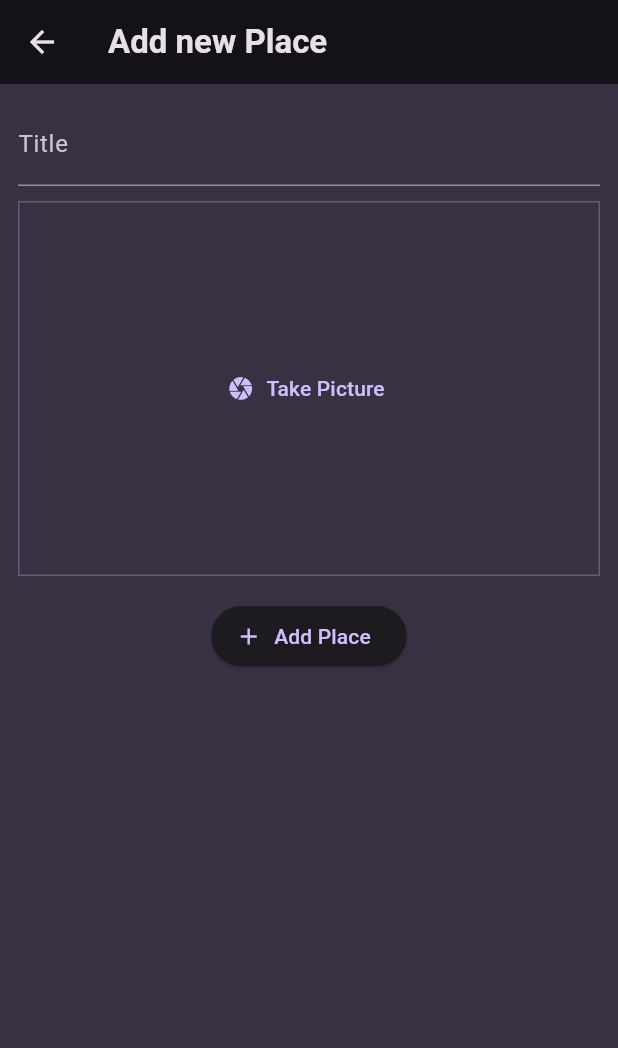
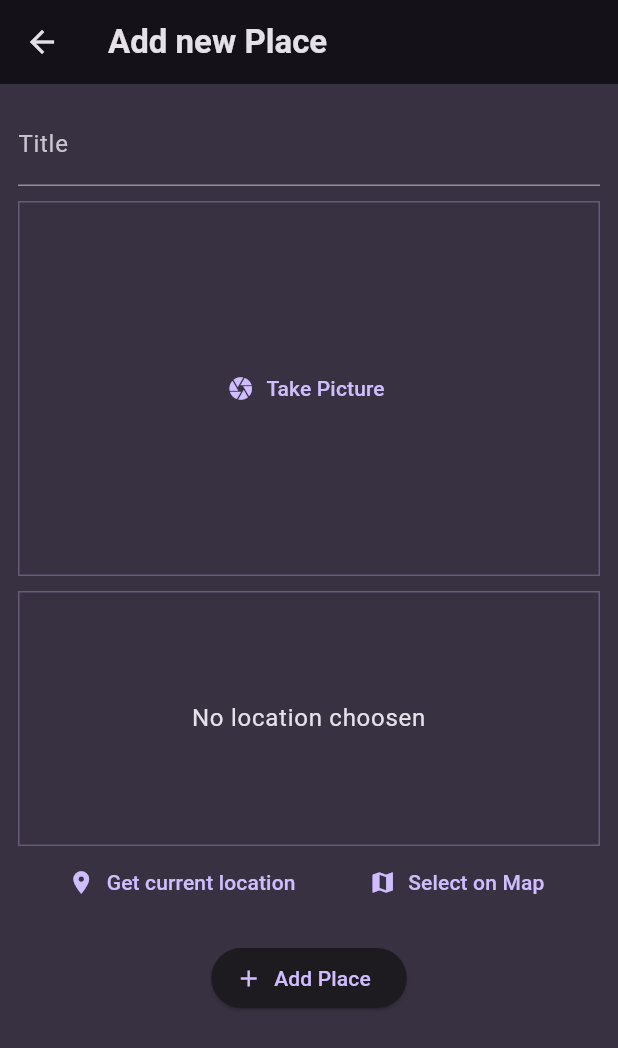
Before and after one commit to praty474/favorite_place_app, a Flutter app: the screen it shows after launch, after a tap on the "add" icon, on a phone screen of 412 x 824 dp. Shown: the top 1048 px of the screen. Run offline on Flutter 3.47's test engine with Material 3 defaults, Android fonts, the light colour scheme and no system bars; our stand-ins replace flutter_riverpod, google_fonts, image_picker.

Commit message:
1 Map feature added 4

```diff
--- a/lib/models/place.dart
+++ b/lib/models/place.dart
@@ -1,9 +1,11 @@
 import 'package:uuid/uuid.dart';
+import 'dart:io';
 
 const uuid = Uuid();
 
 class Place {
-  Place({required this.title}) : id = uuid.v4();
+  Place({required this.title, required this.image}) : id = uuid.v4();
   final String id;
   final String title;
+  final File image;
 }
--- a/lib/providers/user_places.dart
+++ b/lib/providers/user_places.dart
@@ -1,11 +1,12 @@
 import 'package:flutter_riverpod/flutter_riverpod.dart';
 import 'package:favorite_app/models/place.dart';
+import 'dart:io';
 
 class UserPlacesNotifier extends StateNotifier<List<Place>> {
   UserPlacesNotifier() : super(const []);
 
-  void addPlace(String title) {
-    final newPlace = Place(title: title);
+  void addPlace(String title, File image) {
+    final newPlace = Place(title: title, image: image);
     state = [newPlace, ...state];
   }
 }
--- a/lib/screens/add_place.dart
+++ b/lib/screens/add_place.dart
@@ -1,7 +1,9 @@
 import 'package:favorite_app/providers/user_places.dart';
 import 'package:favorite_app/widgets/image_input.dart';
+import 'package:favorite_app/widgets/location_input.dart';
 import 'package:flutter/material.dart';
 import 'package:flutter_riverpod/flutter_riverpod.dart';
+import 'dart:io';
 
 class AddPlaceScreen extends ConsumerStatefulWidget {
   const AddPlaceScreen({super.key});
@@ -14,14 +16,17 @@ class AddPlaceScreen extends ConsumerStatefulWidget {
 
 class _AddPlaceScreenState extends ConsumerState<AddPlaceScreen> {
   final _titleController = TextEditingController();
+  File? _selectedImage;
 
   void _savePlace() {
     final enteredTitle = _titleController.text;
-    if (enteredTitle.isEmpty) {
+    if (enteredTitle.isEmpty || _selectedImage == null) {
       return;
     }
 
-    ref.read(userPlacesProvider.notifier).addPlace(enteredTitle);
+    ref
+        .read(userPlacesProvider.notifier)
+        .addPlace(enteredTitle, _selectedImage!);
     Navigator.of(context).pop;
   }
 
@@ -52,7 +57,15 @@ class _AddPlaceScreenState extends ConsumerState<AddPlaceScreen> {
               const SizedBox(
                 height: 10,
               ),
-              ImageInput(),
+              ImageInput(
+                onPickImage: (image) {
+                  _selectedImage = image;
+                },
+              ),
+              const SizedBox(
+                height: 10,
+              ),
+              LocationInput(),
               const SizedBox(
                 height: 16,
               ),
--- a/lib/screens/places.dart
+++ b/lib/screens/places.dart
@@ -24,8 +24,9 @@ class PlacesScreen extends ConsumerWidget {
           ),
         ],
       ),
-      body: PlacesList(places:
-        userPlaces
+      body: Padding(
+        padding: const EdgeInsets.all(8),
+        child: PlacesList(places: userPlaces),
       ),
     );
   }
--- a/lib/widgets/image_input.dart
+++ b/lib/widgets/image_input.dart
@@ -3,8 +3,8 @@ import 'dart:io';
 import 'package:image_picker/image_picker.dart';
 
 class ImageInput extends StatefulWidget {
-  const ImageInput({super.key});
-
+  const ImageInput({super.key, required this.onPickImage});
+  final void Function(File image) onPickImage;
   @override
   State<ImageInput> createState() => _ImageInputState();
 }
@@ -24,6 +24,7 @@ class _ImageInputState extends State<ImageInput> {
     setState(() {
       _SelectedImage = File(pickedImage.path);
     });
+    widget.onPickImage(_SelectedImage!);
   }
 
   @override
--- /dev/null
+++ b/lib/widgets/location_input.dart
@@ -0,0 +1,50 @@
+import 'package:flutter/material.dart';
+
+class LocationInput extends StatefulWidget {
+  const LocationInput({super.key});
+
+  @override
+  State<LocationInput> createState() => _LocationInputState();
+}
+
+class _LocationInputState extends State<LocationInput> {
+  @override
+  Widget build(BuildContext context) {
+    return Column(
+      children: [
+        Container(
+          height: 170,
+          alignment: Alignment.center,
+          width: double.infinity,
+          decoration: BoxDecoration(
+              border: Border.all(
+                  width: 1,
+                  color:
+                      Theme.of(context).colorScheme.primary.withOpacity(0.3))),
+          child: Text(
+            'No location choosen',
+            textAlign: TextAlign.center,
+            style: Theme.of(context).textTheme.bodyLarge!.copyWith(
+                  color: Theme.of(context).colorScheme.onBackground,
+                ),
+          ),
+        ),
+        Row(
+          mainAxisAlignment: MainAxisAlignment.spaceEvenly,
+          children: [
+            TextButton.icon(
+              icon: const Icon(Icons.location_on),
+              label: const Text('Get current location'),
+              onPressed: () {},
+            ),
+            TextButton.icon(
+              icon: const Icon(Icons.map),
+              label: const Text('Select on Map'),
+              onPressed: () {},
+            )
+          ],
+        )
+      ],
+    );
+  }
+}
--- a/lib/widgets/places_list.dart
+++ b/lib/widgets/places_list.dart
@@ -23,6 +23,11 @@ class PlacesList extends StatelessWidget {
     return ListView.builder(
       itemCount: places.length,
       itemBuilder: (ctx, index) => ListTile(
+
+        leading: CircleAvatar(
+          radius: 26,
+          backgroundImage: FileImage(places[index].image),
+        ),
         title: Text(
           places[index].title,
           style: Theme.of(context)
--- a/pubspec.yaml
+++ b/pubspec.yaml
@@ -39,6 +39,7 @@ dependencies:
   uuid: ^4.3.3
   flutter_riverpod: ^2.4.10
   image_picker: ^1.0.7
+  location: ^5.0.3
 
 dev_dependencies:
   flutter_test:
```
Also changed, not shown: lib/screens/place_detail.dart (+13 -12 lines), pubspec.lock, 3 other files.
